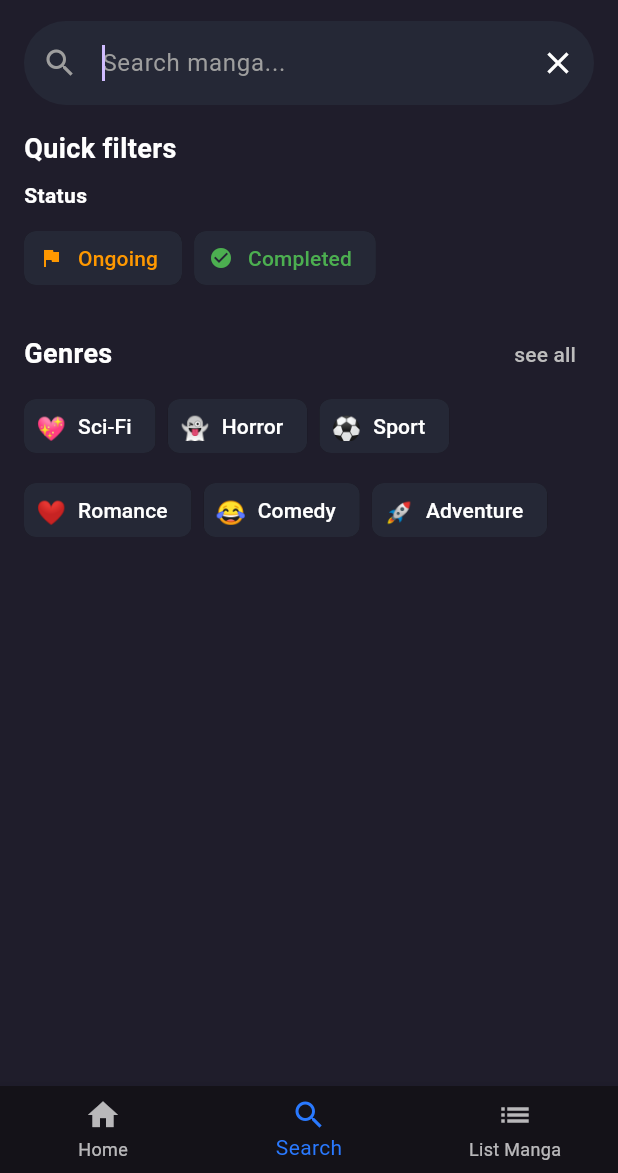
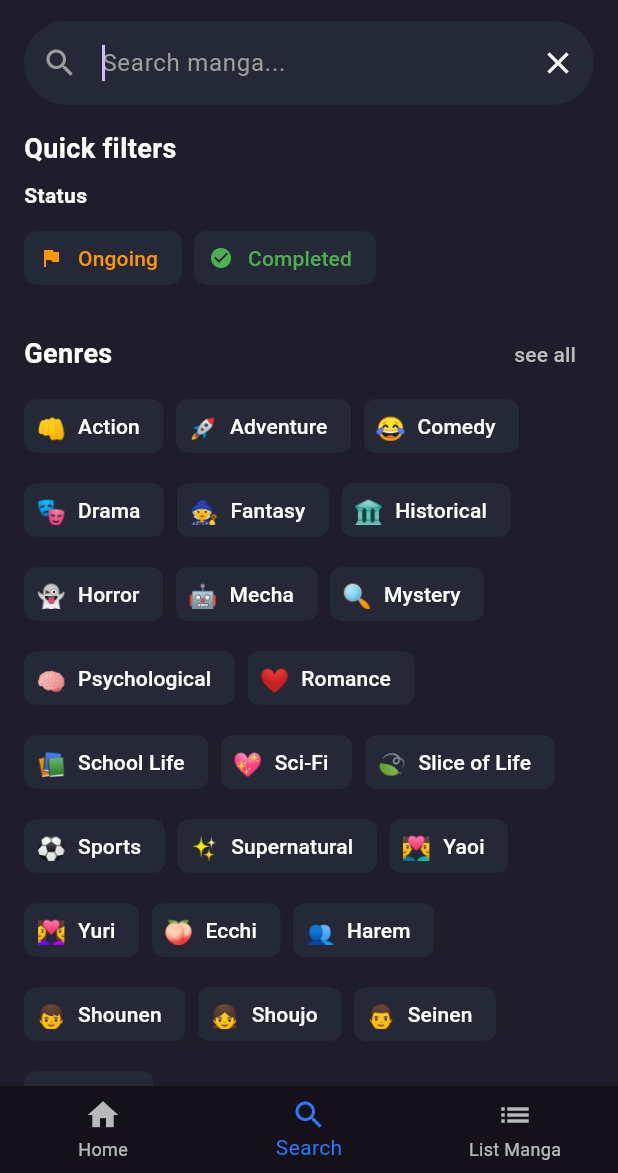
Before and after one commit to iqbalpradipta/Flutter_MyManga, a Flutter app: the screen it shows after launch, item 2 of the bottom bar chosen, on a phone screen of 412 x 824 dp, the part 63-1236 px from its top. Run offline on Flutter 3.47's test engine with Material 3 defaults, Android fonts, the light colour scheme and no system bars; our stand-ins replace connectivity_plus, google_mobile_ads; network calls fail.

Commit message:
fix some feature

```diff
--- a/mobile/lib/src/home.dart
+++ b/mobile/lib/src/home.dart
@@ -7,6 +7,7 @@ import 'package:http/http.dart' as http;
 import 'package:manga_bal/src/detail.dart';
 import 'package:manga_bal/src/list.dart';
 import 'package:manga_bal/src/model/manga_detail.dart';
+import 'package:manga_bal/src/network_utils.dart';
 import 'package:manga_bal/src/search.dart';
 import 'package:manga_bal/src/widget/bottom_nav.dart';
 
@@ -14,6 +15,11 @@ Future<List<MangaSummary>> fetchManga({
   required int page,
   String? genre,
 }) async {
+  final hasInternet = await NetworkUtils.hasInternetAccess();
+  if (!hasInternet) {
+    throw Exception('Koneksi internet anda bermasalah !');
+  }
+
   final Map<String, String> queryParams = {
     'page': page.toString(),
     'limit': '30',
@@ -85,10 +91,29 @@ class _MyHomeState extends State<MyHome> {
   final List<String> _genres = [
     'Populer',
     'Action',
+    'Adventure',
     'Comedy',
     'Romance',
     'Fantasy',
     'School Life',
+    'Horror',
+    'Mystery',
+    'Drama',
+    'Slice of Life',
+    'Sports',
+    'Supernatural',
+    'Psychological',
+    'Mecha',
+    'Historical',
+    'Sci-Fi',
+    'Yaoi',
+    'Yuri',
+    'Ecchi',
+    'Harem',
+    'Shounen',
+    'Shoujo',
+    'Seinen',
+    'Josei',
   ];
   String _selectedGenre = 'Populer';
 
@@ -193,7 +218,9 @@ class _MyHomeState extends State<MyHome> {
                   : _error != null
                   ? Center(
                       child: Text(
-                        'Gagal memuat data: $_error',
+                        _error!.contains('Koneksi internet anda bermasalah')
+                            ? _error!
+                            : 'Gagal memuat data: $_error',
                         style: const TextStyle(color: Colors.white),
                       ),
                     )
@@ -207,7 +234,7 @@ class _MyHomeState extends State<MyHome> {
                               children: [
                                 if (_featuredList.isNotEmpty)
                                   FeaturedBanner(featuredManga: _featuredList),
-                                const SectionHeader(title: 'Category'),
+                                const SectionHeader(title: 'Genres'),
                                 GenreFilterChips(
                                   genres: _genres,
                                   selectedGenre: _selectedGenre,
--- a/mobile/lib/src/search.dart
+++ b/mobile/lib/src/search.dart
@@ -5,12 +5,18 @@ import 'package:flutter/material.dart';
 import 'package:http/http.dart' as http;
 import 'package:manga_bal/src/detail.dart';
 import 'package:manga_bal/src/model/manga_detail.dart';
+import 'package:manga_bal/src/network_utils.dart';
 
 Future<List<MangaSummary>> searchManga({
   String query = '',
   String? status,
   List<String> genres = const [],
 }) async {
+  final hasInternet = await NetworkUtils.hasInternetAccess();
+  if (!hasInternet) {
+    throw Exception('Koneksi internet anda bermasalah !');
+  }
+
   final Map<String, dynamic> queryParams = {'limit': '50'};
   if (query.isNotEmpty) {
     queryParams['q'] = query;
@@ -184,7 +190,9 @@ class _SearchPageState extends State<SearchPage> {
                   : _error != null
                   ? Center(
                       child: Text(
-                        'Error: $_error',
+                        _error!.contains('Koneksi internet anda bermasalah')
+                            ? _error!
+                            : 'Error: $_error',
                         style: const TextStyle(color: Colors.white),
                       ),
                     )
@@ -394,12 +402,30 @@ class GenreFilterChips extends StatelessWidget {
   @override
   Widget build(BuildContext context) {
     final genres = {
+      'Action': '👊',
+      'Adventure': '🚀',
+      'Comedy': '😂',
+      'Drama': '🎭',
+      'Fantasy': '🧙',
+      'Historical': '🏛️',
+      'Horror': '👻',
+      'Mecha': '🤖',
+      'Mystery': '🔍',
+      'Psychological': '🧠',
+      'Romance': '❤️',
+      'School Life': '📚',
       'Sci-Fi': '💖',
-      'Horror': '👻',
-      'Sport': '⚽',
-      'Romance': '❤️',
-      'Comedy': '😂',
-      'Adventure': '🚀',
+      'Slice of Life': '🍃',
+      'Sports': '⚽',
+      'Supernatural': '✨',
+      'Yaoi': '👨‍❤️‍👨',
+      'Yuri': '👩‍❤️‍👩',
+      'Ecchi': '🍑',
+      'Harem': '👥',
+      'Shounen': '👦',
+      'Shoujo': '👧',
+      'Seinen': '👨',
+      'Josei': '👩',
     };
 
     return Wrap(
--- a/mobile/pubspec.yaml
+++ b/mobile/pubspec.yaml
@@ -36,6 +36,7 @@ dependencies:
   cupertino_icons: ^1.0.8
   http: ^1.4.0
   google_mobile_ads: ^6.0.0
+  connectivity_plus: ^6.1.0
 
 dev_dependencies:
   flutter_test:
```
Also changed, not shown: mobile/lib/src/chapter.dart (+25 -5 lines), mobile/lib/src/detail.dart (+10 -1 lines), mobile/lib/src/list.dart (+35 -11 lines), mobile/lib/src/network_utils.dart (added, +29 -0 lines), mobile/pubspec.lock, 4 other files.
